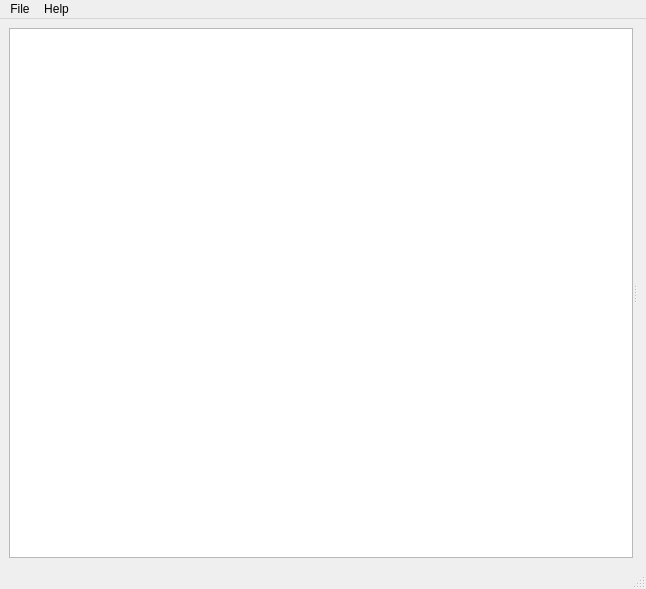
Old version of the form marche/gui/ui/mainwindow.ui in the repository mlz-ictrl/marche.
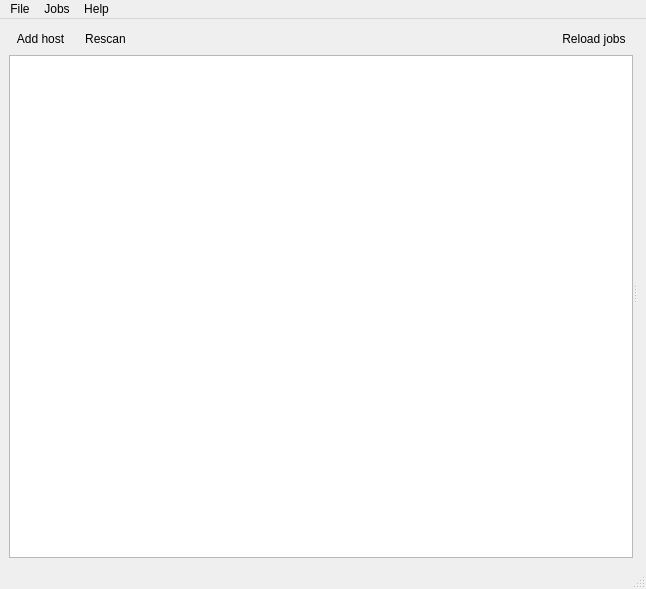
New version of the form. Icons and pictures are not drawn.

Commit message: Add nice button for "reload jobs".

```diff
--- a/marche/gui/ui/mainwindow.ui
+++ b/marche/gui/ui/mainwindow.ui
@@ -18,19 +18,93 @@
     <normaloff>:/24190.svg</normaloff>:/24190.svg</iconset>
   </property>
   <widget class="QWidget" name="centralwidget">
-   <layout class="QGridLayout" name="gridLayout">
-    <item row="0" column="0">
+   <layout class="QVBoxLayout" name="verticalLayout_3">
+    <item>
      <widget class="QSplitter" name="splitter">
       <property name="orientation">
        <enum>Qt::Horizontal</enum>
       </property>
-      <widget class="QListWidget" name="hostListWidget">
-       <property name="iconSize">
-        <size>
-         <width>16</width>
-         <height>24</height>
-        </size>
-       </property>
+      <widget class="QWidget" name="layoutWidget">
+       <layout class="QVBoxLayout" name="verticalLayout_2">
+        <item>
+         <layout class="QHBoxLayout" name="horizontalLayout">
+          <item>
+           <widget class="QToolButton" name="addHostBtn">
+            <property name="text">
+             <string>Add host</string>
+            </property>
+            <property name="icon">
+             <iconset resource="../res/marche-gui.qrc">
+              <normaloff>:/server.png</normaloff>:/server.png</iconset>
+            </property>
+            <property name="toolButtonStyle">
+             <enum>Qt::ToolButtonTextBesideIcon</enum>
+            </property>
+            <property name="autoRaise">
+             <bool>true</bool>
+            </property>
+           </widget>
+          </item>
+          <item>
+           <widget class="QToolButton" name="rescanBtn">
+            <property name="text">
+             <string>Rescan</string>
+            </property>
+            <property name="icon">
+             <iconset resource="../res/marche-gui.qrc">
+              <normaloff>:/server-cast.png</normaloff>:/server-cast.png</iconset>
+            </property>
+            <property name="toolButtonStyle">
+             <enum>Qt::ToolButtonTextBesideIcon</enum>
+            </property>
+            <property name="autoRaise">
+             <bool>true</bool>
+            </property>
+           </widget>
+          </item>
+          <item>
+           <spacer name="horizontalSpacer">
+            <property name="orientation">
+             <enum>Qt::Horizontal</enum>
+            </property>
+            <property name="sizeHint" stdset="0">
+             <size>
+              <width>40</width>
+              <height>20</height>
+             </size>
+            </property>
+           </spacer>
+          </item>
+          <item>
+           <widget class="QToolButton" name="reloadBtn">
+            <property name="text">
+             <string>Reload jobs</string>
+            </property>
+            <property name="icon">
+             <iconset resource="../res/marche-gui.qrc">
+              <normaloff>:/arrow-circle-225.png</normaloff>:/arrow-circle-225.png</iconset>
+            </property>
+            <property name="toolButtonStyle">
+             <enum>Qt::ToolButtonTextBesideIcon</enum>
+            </property>
+            <property name="autoRaise">
+             <bool>true</bool>
+            </property>
+           </widget>
+          </item>
+         </layout>
+        </item>
+        <item>
+         <widget class="QListWidget" name="hostListWidget">
+          <property name="iconSize">
+           <size>
+            <width>16</width>
+            <height>24</height>
+           </size>
+          </property>
+         </widget>
+        </item>
+       </layout>
       </widget>
       <widget class="QWidget" name="surface" native="true">
        <layout class="QVBoxLayout" name="verticalLayout"/>
@@ -45,7 +119,7 @@
      <x>0</x>
      <y>0</y>
      <width>646</width>
-     <height>21</height>
+     <height>22</height>
     </rect>
    </property>
    <widget class="QMenu" name="menuFile">
@@ -64,7 +138,14 @@
     <addaction name="actionAbout"/>
     <addaction name="actionAbout_Qt"/>
    </widget>
+   <widget class="QMenu" name="menuJobs">
+    <property name="title">
+     <string>Jobs</string>
+    </property>
+    <addaction name="actionReload"/>
+   </widget>
    <addaction name="menuFile"/>
+   <addaction name="menuJobs"/>
    <addaction name="menuHelp"/>
   </widget>
   <widget class="QStatusBar" name="statusbar"/>
```
Left out of the diff: 22 changed lines with no effect on the pictures. The commit also changes 6 other files.
